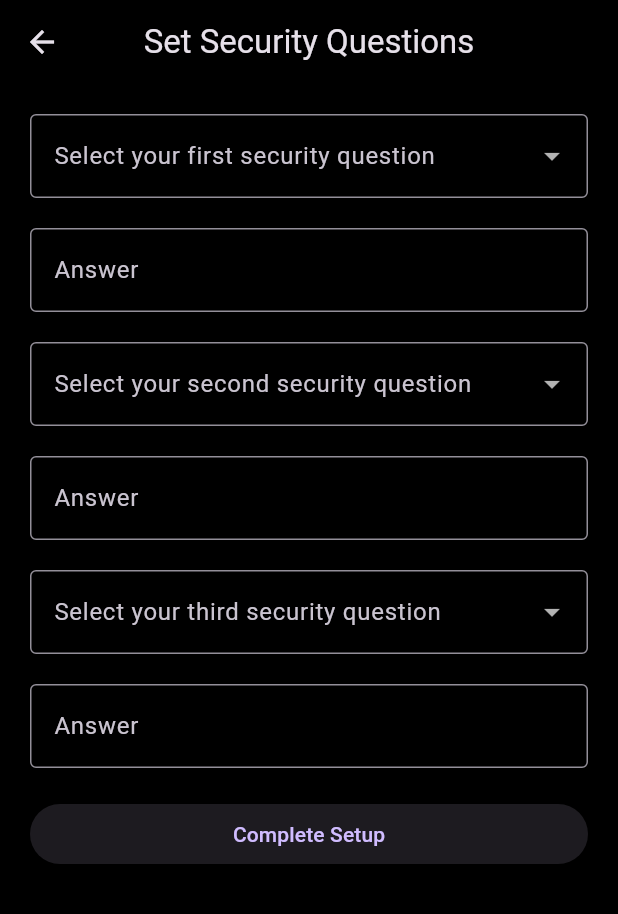
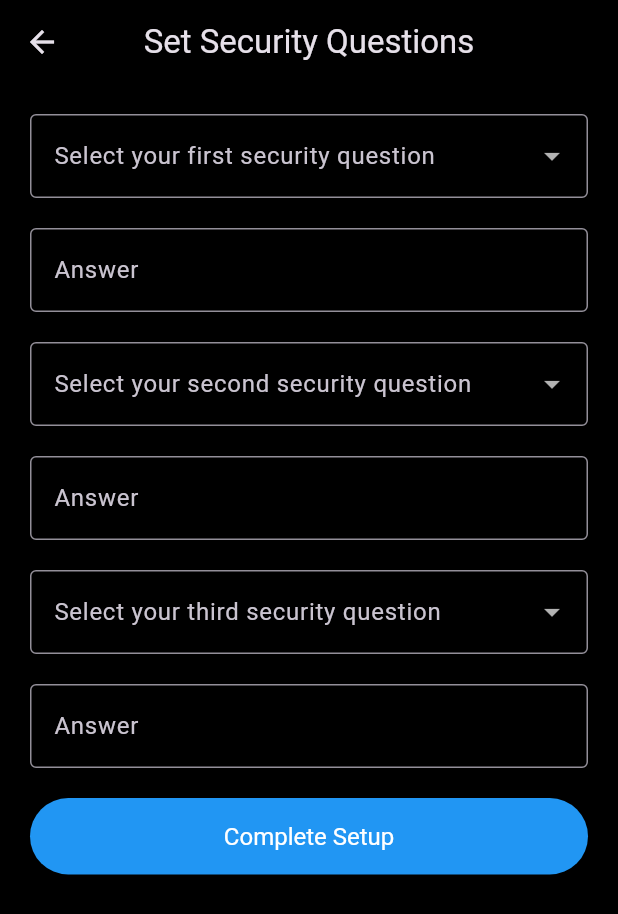
Before and after one commit to iPrakharV/mie-lock-app, a Flutter app: the SecurityQuestionsScreen screen opened directly, on a phone screen of 412 x 824 dp. Shown: the top 914 px of the screen. Run offline on Flutter 3.47's test engine with Material 3 defaults, Android fonts, the phone set to English and light mode, and no system bars.

Commit message:
Update SecurityQuestionsScreen for UI consistency
- Standardized dropdown and text field styles to match Login and Register screens.
- Aligned button styling including color, padding, and size.
- Ensured consistent use of typography and spacing throughout the screen.

```diff
--- a/lib/screens/security_questions_screen.dart
+++ b/lib/screens/security_questions_screen.dart
@@ -8,7 +8,6 @@ class SecurityQuestionsScreen extends StatefulWidget {
 }
 
 class _SecurityQuestionsScreenState extends State<SecurityQuestionsScreen> {
-  // Predefined list of security questions
   final List<String> _questions = [
     "What was your first pet's name?",
     "What was the model of your first car?",
@@ -38,89 +37,48 @@ class _SecurityQuestionsScreenState extends State<SecurityQuestionsScreen> {
           child: Column(
             crossAxisAlignment: CrossAxisAlignment.stretch,
             children: [
-              DropdownButtonFormField<String>(
+              _buildDropdownButtonFormField(
                 value: _selectedQuestion1,
-                decoration: const InputDecoration(
-                  labelText: 'Select your first security question',
-                  border: OutlineInputBorder(),
-                ),
-                items: _questions.map<DropdownMenuItem<String>>((String value) {
-                  return DropdownMenuItem<String>(
-                    value: value,
-                    child: Text(value),
-                  );
-                }).toList(),
-                onChanged: (String? newValue) {
-                  setState(() {
-                    _selectedQuestion1 = newValue;
-                  });
-                },
+                labelText: 'Select your first security question',
+                items: _questions,
+                onChanged: (value) => setState(() {
+                  _selectedQuestion1 = value;
+                }),
               ),
               const SizedBox(height: 20),
-              TextField(
-                controller: _answer1Controller,
-                decoration: const InputDecoration(
-                  labelText: 'Answer',
-                  border: OutlineInputBorder(),
-                ),
+              _buildTextField(controller: _answer1Controller, labelText: 'Answer'),
+              const SizedBox(height: 20),
+              _buildDropdownButtonFormField(
+                value: _selectedQuestion2,
+                labelText: 'Select your second security question',
+                items: _questions,
+                onChanged: (value) => setState(() {
+                  _selectedQuestion2 = value;
+                }),
               ),
               const SizedBox(height: 20),
-              DropdownButtonFormField<String>(
-                value: _selectedQuestion2,
-                decoration: const InputDecoration(
-                  labelText: 'Select your second security question',
-                  border: OutlineInputBorder(),
-                ),
-                items: _questions.map<DropdownMenuItem<String>>((String value) {
-                  return DropdownMenuItem<String>(
-                    value: value,
-                    child: Text(value),
-                  );
-                }).toList(),
-                onChanged: (String? newValue) {
-                  setState(() {
-                    _selectedQuestion2 = newValue;
-                  });
-                },
+              _buildTextField(controller: _answer2Controller, labelText: 'Answer'),
+              const SizedBox(height: 20),
+              _buildDropdownButtonFormField(
+                value: _selectedQuestion3,
+                labelText: 'Select your third security question',
+                items: _questions,
+                onChanged: (value) => setState(() {
+                  _selectedQuestion3 = value;
+                }),
               ),
               const SizedBox(height: 20),
-              TextField(
-                controller: _answer2Controller,
-                decoration: const InputDecoration(
-                  labelText: 'Answer',
-                  border: OutlineInputBorder(),
-                ),
-              ),
-              const SizedBox(height: 20),
-              DropdownButtonFormField<String>(
-                value: _selectedQuestion3,
-                decoration: const InputDecoration(
-                  labelText: 'Select your third security question',
-                  border: OutlineInputBorder(),
-                ),
-                items: _questions.map<DropdownMenuItem<String>>((String value) {
-                  return DropdownMenuItem<String>(
-                    value: value,
-                    child: Text(value),
-                  );
-                }).toList(),
-                onChanged: (String? newValue) {
-                  setState(() {
-                    _selectedQuestion3 = newValue;
-                  });
-                },
-              ),
-              const SizedBox(height: 20),
-              TextField(
-                controller: _answer3Controller,
-                decoration: const InputDecoration(
-                  labelText: 'Answer',
-                  border: OutlineInputBorder(),
-                ),
-              ),
+              _buildTextField(controller: _answer3Controller, labelText: 'Answer'),
               const SizedBox(height: 20),
               ElevatedButton(
-                onPressed: () => _setupComplete(),
+                onPressed: _setupComplete,
+                style: ElevatedButton.styleFrom(
+                  backgroundColor: Colors.blue,
+                  foregroundColor: Colors.white,
+                  padding: const EdgeInsets.symmetric(vertical: 16.0),
+                  textStyle: const TextStyle(fontSize: 16),
+                  minimumSize: const Size(double.infinity, 50),
+                ),
                 child: const Text('Complete Setup'),
               ),
             ],
@@ -130,9 +88,42 @@ class _SecurityQuestionsScreenState extends State<SecurityQuestionsScreen> {
     );
   }
 
+  Widget _buildDropdownButtonFormField({
+    required String? value,
+    required String labelText,
+    required List<String> items,
+    required void Function(String?) onChanged,
+  }) {
+    return DropdownButtonFormField<String>(
+      value: value,
+      decoration: InputDecoration(
+        labelText: labelText,
+        border: OutlineInputBorder(),
+      ),
+      items: items.map<DropdownMenuItem<String>>((String value) {
+        return DropdownMenuItem<String>(
+          value: value,
+          child: Text(value),
+        );
+      }).toList(),
+      onChanged: onChanged,
+    );
+  }
+
+  Widget _buildTextField({
+    required TextEditingController controller,
+    required String labelText,
+  }) {
+    return TextField(
+      controller: controller,
+      decoration: InputDecoration(
+        labelText: labelText,
+        border: OutlineInputBorder(),
+      ),
+    );
+  }
+
   void _setupComplete() {
-    // Logic to save security questions and answers
-    print('Security questions set with answers.');
-    Navigator.popUntil(context, ModalRoute.withName('/')); // Navigate back to the home screen
+    Navigator.popUntil(context, ModalRoute.withName('/'));
   }
 }
```
